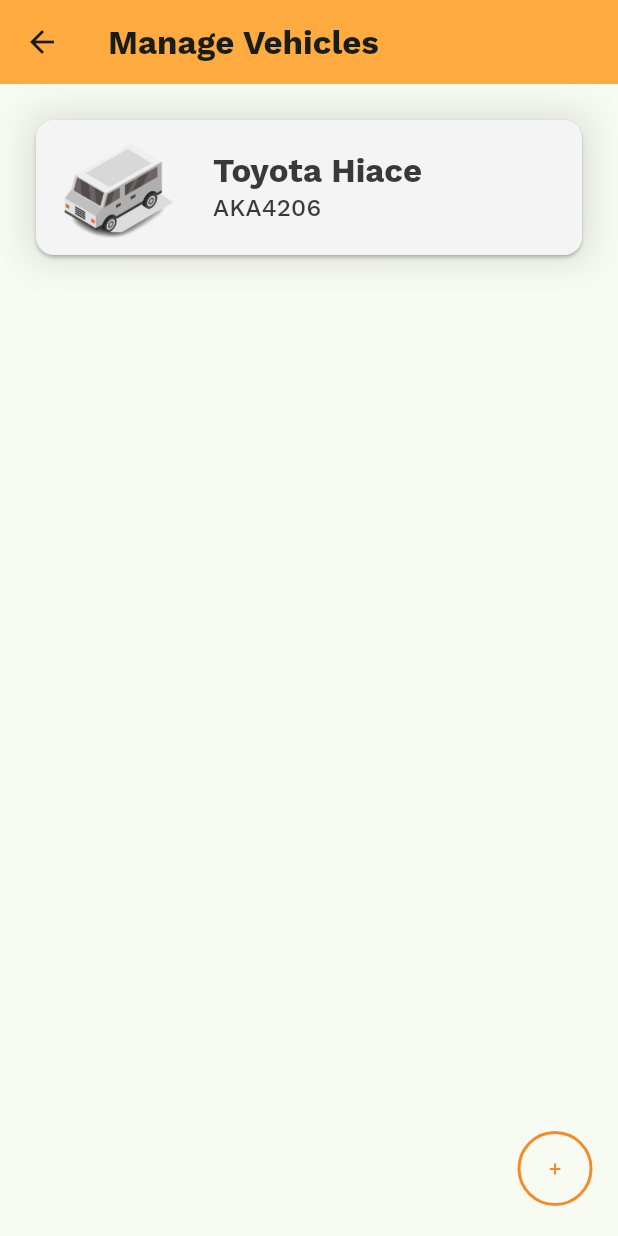
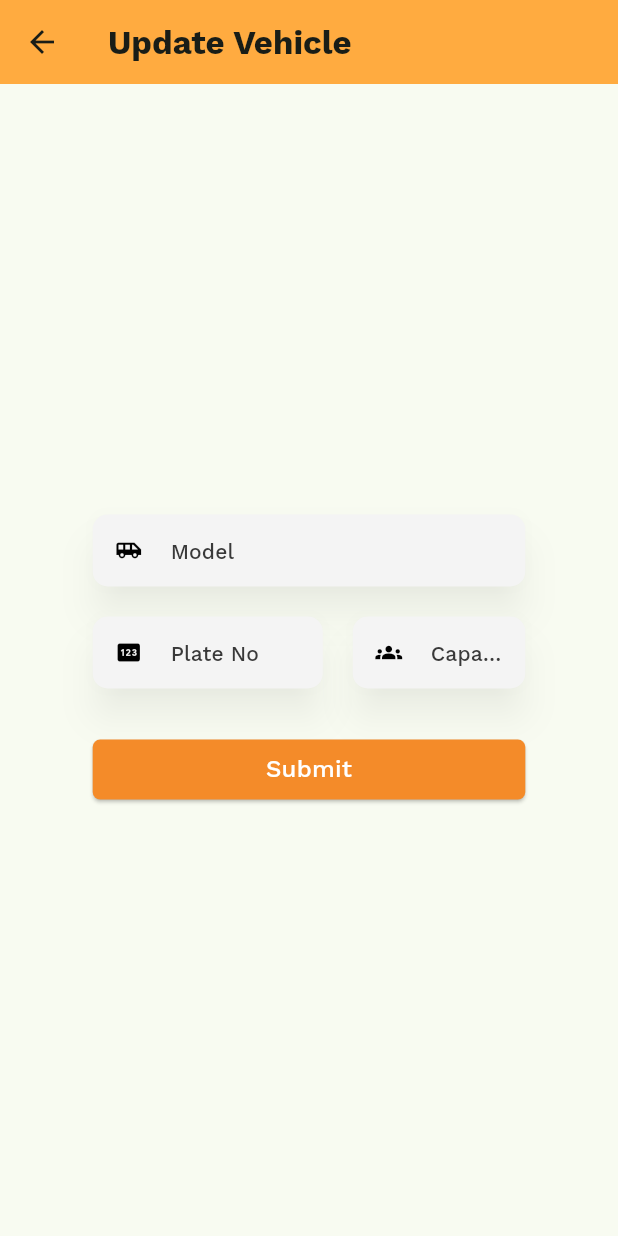
Before and after one commit to Frosco03/Iskomyut, a Flutter app: the screen it shows after launch, after a tap on "Toyota Hiace", on a phone screen of 412 x 824 dp. Run offline on Flutter 3.47's test engine with Material 3 defaults, Android fonts, the phone set to English and light mode, and no system bars; our stand-ins replace envied, flutter_map, google_fonts, latlong2; missing offline and left inert: dart:ffi, mysql1; generated files the repository leaves out were written again.

Commit message:
front-end of manage vehicles form

```diff
--- a/iskomyut/front_end/lib/manage_vehicles.dart
+++ b/iskomyut/front_end/lib/manage_vehicles.dart
@@ -81,7 +81,8 @@
         color: const Color(0xFFF4F4F4),
         child: InkWell(
           onTap: () {
-            //TODO go to the edit form
+            //Moves to the edit form
+            Navigator.pushNamed(context, '/vehicle_form');
           },
           child: Row(
             mainAxisSize: MainAxisSize.max,
--- /dev/null
+++ b/iskomyut/front_end/lib/vehicle_form.dart
@@ -0,0 +1,184 @@
+library front_end;
+
+import 'dart:ffi';
+
+import 'package:flutter/cupertino.dart';
+import 'package:flutter/material.dart';
+import 'package:flutter/widgets.dart';
+
+class VehicleForm extends StatefulWidget {
+  const VehicleForm({super.key});
+
+  @override
+  State<VehicleForm> createState() => _VehicleFormState();
+}
+
+class _VehicleFormState extends State<VehicleForm> {
+
+  final List<TextEditingController> _fieldValueControllers = List.generate(3, (i) => TextEditingController());
+
+  @override
+  Widget build(BuildContext context) {
+    final contextTextTheme = Theme.of(context).textTheme;
+
+    return Scaffold(
+      appBar: AppBar(
+        title: const Text("Update Vehicle"),
+        backgroundColor: Colors.orangeAccent,
+      ),
+      body: ConstrainedBox(
+          constraints: BoxConstraints(
+            maxHeight: MediaQuery.of(context).size.height,
+            maxWidth: MediaQuery.of(context).size.width,
+          ),
+          child: Padding(
+            padding: EdgeInsets.all(MediaQuery.of(context).size.width*.15),
+            child: Form(
+              child: Column(
+                mainAxisSize: MainAxisSize.max,
+                mainAxisAlignment: MainAxisAlignment.center,
+                crossAxisAlignment: CrossAxisAlignment.center,
+                children: [
+                  Row(
+                    children: [
+                      Expanded(
+                        flex: 4,
+                        child: FormInput(
+                          contextTextTheme: contextTextTheme,
+                          labelText: "Model",
+                          icon: Icons.airport_shuttle,
+                          inputController: _fieldValueControllers[0],
+                          validator: (value) => null, //TODO
+                        ),
+                      ),
+                    ],
+                  ),
+                  SizedBox(height: 20),
+                  Row(
+                    children: [
+                      Expanded(
+                        flex: 4,
+                        child: FormInput(
+                          contextTextTheme: contextTextTheme,
+                          labelText: "Plate No",
+                          icon: Icons.pin,
+                          inputController: _fieldValueControllers[1],
+                          validator: (value) => null, //TODO
+                        ),
+                      ),
+                      SizedBox(width: 20),
+                      Expanded(
+                        flex: 3,
+                        child: FormInput(
+                          contextTextTheme: contextTextTheme,
+                          labelText: "Capacity",
+                          icon: Icons.groups,
+                          inputController: _fieldValueControllers[2],
+                          validator: (value) => null, //TODO
+                          keyType: TextInputType.number,
+                        ),
+                      ),
+                    ],
+                  ),
+                  SizedBox(height: 30),
+                  SubmitButton(controllers: _fieldValueControllers),
+                ],
+              ),
+            ),
+          )
+        ),
+    );
+  }
+}
+
+class FormInput extends StatelessWidget {
+  const FormInput({
+    super.key,
+    required this.contextTextTheme,
+    required this.labelText,
+    required this.icon,
+    required this.inputController,
+    required this.validator,
+    this.password = false,
+    this.keyType = TextInputType.text
+  });
+
+  final TextTheme contextTextTheme;
+  final String labelText;
+  final IconData icon;
+  final bool password;
+  final TextEditingController inputController;
+  final String? Function(String?)? validator;
+  final TextInputType? keyType;
+
+  @override
+  Widget build(BuildContext context) {
+    return Material(
+      elevation: 10.0,
+      shadowColor: Color(0x46000000),
+      borderRadius: BorderRadius.circular(10.0),
+      color: Colors.transparent,
+      child: TextFormField(
+        controller: inputController,
+        keyboardType: keyType,
+        maxLength: 20,
+        obscureText: password,
+        validator: validator,
+        decoration: InputDecoration(
+          isDense: true,
+          prefixIcon: Icon(
+            icon,
+            color: Colors.black,
+            size: 18,
+            ),
+          fillColor: Color(0xFFF4F4F4),
+          filled: true,
+          hintText: labelText,
+          hintStyle: contextTextTheme.labelLarge,
+          counterText: "",
+          contentPadding: const EdgeInsets.all(4.0),
+          border: OutlineInputBorder(
+            borderSide: BorderSide(width: 0, style: BorderStyle.none),
+            borderRadius: BorderRadius.circular(10.0),
+          ),
+        ),
+      ),
+    );
+  }
+}
+
+class SubmitButton extends StatelessWidget {
+  const SubmitButton({
+    super.key,
+    required this.controllers,
+  });
+
+  final List<TextEditingController> controllers;
+
+  @override
+  Widget build(BuildContext context) {
+    double _screenWidth = MediaQuery.of(context).size.width; //Get the width of the screen for responsiveness
+
+    return Center(
+      child: Container(
+        width: (_screenWidth * .75),
+        child: ElevatedButton(
+          style: ButtonStyle(
+            shape: MaterialStateProperty.all<RoundedRectangleBorder>(
+                RoundedRectangleBorder(
+                    borderRadius: BorderRadius.circular(5.0),
+                ),
+            ),
+          ),
+          onPressed: () {},
+          child: Text(
+            "Submit",
+            style: Theme.of(context).textTheme.titleMedium?.copyWith(
+              color: Colors.white,
+            ),
+          ),
+        ),
+      ),
+    );
+  }
+}
--- a/iskomyut/lib/main.dart
+++ b/iskomyut/lib/main.dart
@@ -1,6 +1,7 @@
 import 'package:front_end/manage_vehicles.dart';
 import 'package:front_end/signup.dart';
 import 'package:flutter/material.dart';
+import 'package:front_end/vehicle_form.dart';
 import 'package:google_fonts/google_fonts.dart';
 import 'package:front_end/userdash.dart';
 import 'package:front_end/login.dart';
@@ -48,6 +49,7 @@
           '/login': (context) => Login(),
           '/signup': (context) => Signup(),
           '/manage_vehicles': (context) => ManageVehicles(),
+          '/vehicle_form': (context) => VehicleForm(),
         }
       );
   }
```
